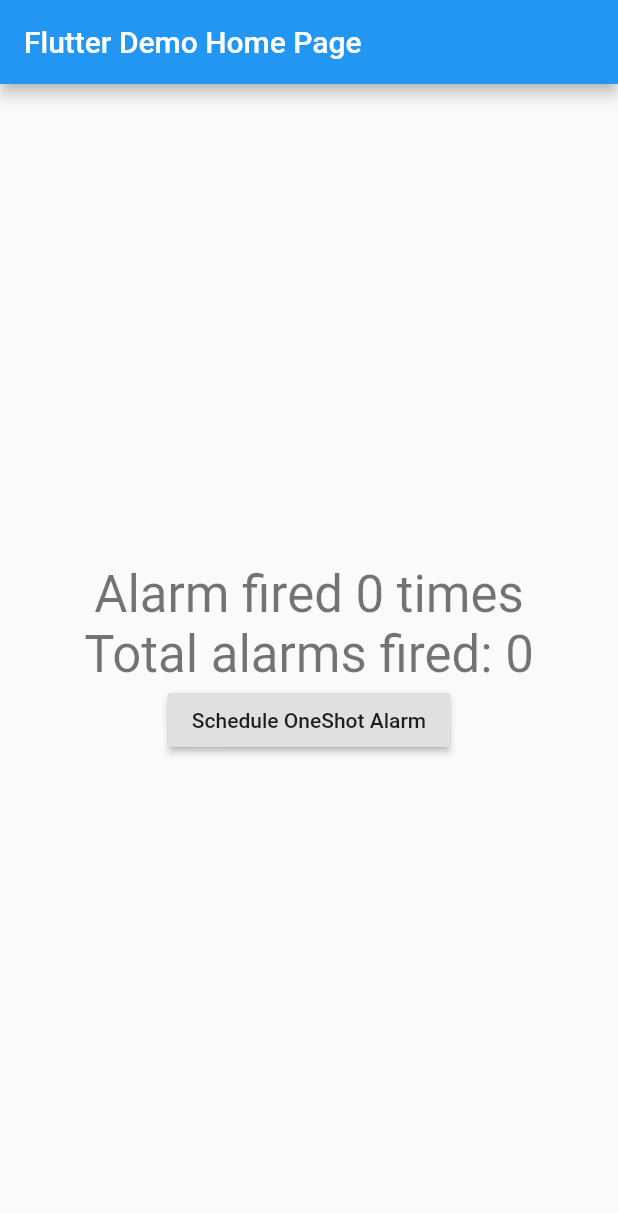
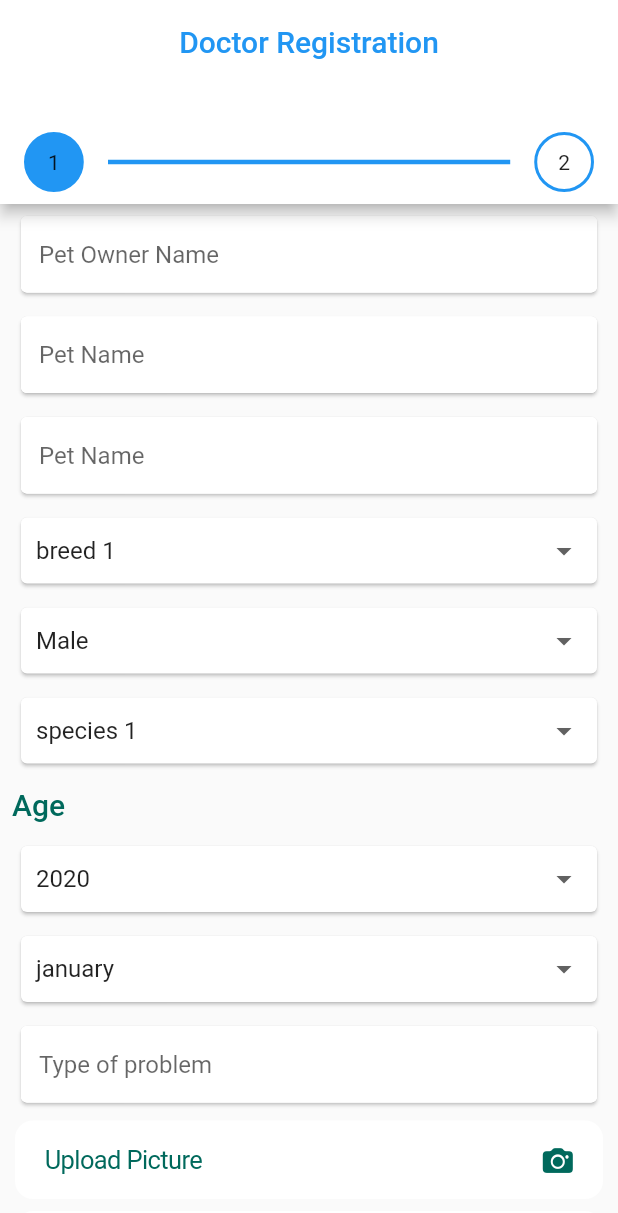
Before and after one commit to Drwt28/mustvet_doctor, a Flutter app: the screen it shows after launch, on a phone screen of 412 x 824 dp. Shown: the top 1213 px of the screen. Run offline on Flutter 3.47's test engine with Material 2 defaults, Android fonts, the phone set to English and light mode, and no system bars; our stand-ins replace font_awesome_flutter, liquid_swipe, permission_handler, shared_preferences; missing offline and left inert: agora_rtc_engine, android_alarm_manager, shared_preferences_web.

Commit message:
Initial Commit

```diff
--- a/lib/Screens/DoctorRegistration.dart
+++ b/lib/Screens/DoctorRegistration.dart
@@ -0,0 +1,119 @@
+import 'package:doctor/CustomWidgets.dart';
+import 'package:flutter/cupertino.dart';
+import 'package:flutter/material.dart';
+
+import 'Constant.dart';
+
+class DoctorRegistration extends StatefulWidget {
+  @override
+  _DoctorRegistrationState createState() => _DoctorRegistrationState();
+}
+
+class _DoctorRegistrationState extends State<DoctorRegistration> {
+
+
+  int step = 0;
+
+  @override
+  Widget build(BuildContext context) {
+    return SafeArea(
+      child: Scaffold(
+        appBar: AppBar(
+          centerTitle: true,
+
+          backgroundColor: Colors.white,
+          title: Text("Doctor Registration",style: Theme.of(context).textTheme.headline6.copyWith(color: Theme.of(context).primaryColor),),
+          bottom: PreferredSize(
+            child: ListTile(
+              title: Container(
+                height: 3,
+                color: Theme.of(context).primaryColor,
+              ),
+              leading: buildSingleStep("1", step==0),
+              trailing: buildSingleStep("2", step==1),
+            ),
+            preferredSize: Size.fromHeight(80),
+          ),
+        ),
+
+        body: ListView(
+          children: [
+            CustomWidgets.CustomTextFieldValidated('Pet Owner Name', context,
+                isValidated: true, onChanged: (val) {
+
+                }),
+            CustomWidgets.CustomTextFieldValidated(
+                'Pet Name', context, isValidated: true, onChanged: (val) {
+
+            }),
+            CustomWidgets.CustomTextFieldValidated(
+                'Pet Name', context, isValidated: true, onChanged: (val) {
+
+            }),
+            Container(
+                height: 60,
+                child: CustomWidgets.CustomDropDown(list: [
+                  'breed 1',
+                  'breed 2',
+                ], onChanged: (val) {}, title: 'Pet Breed', val: 'breed 1')),
+            Container(
+                height: 60,
+                child: CustomWidgets.CustomDropDown(list: [
+                  'Male',
+                  'Female',
+                ], onChanged: (val)
+                {}, title: 'Gender', val: 'Male'))
+            ,Container(
+                height: 60,
+                child: CustomWidgets.CustomDropDown(list: [
+                  'species 1',
+                  'species 2',
+                ], onChanged: (val) {}, title: 'Species', val: 'species 1'))
+
+            ,Padding(
+              padding: const EdgeInsets.all(8.0),
+              child: Text('Age',style: Theme.of(context).textTheme.headline6.copyWith(color: primary),),
+            )
+
+            ,Container(
+                height: 60,
+                child: CustomWidgets.CustomDropDown(list: [
+                  '2020',
+                  '2021',
+                ], onChanged: (val) {}, title: 'Year', val: '2020'))
+            ,Container(
+                height: 60,
+                child: CustomWidgets.CustomDropDown(list: [
+                  'january',
+                  'february',
+                ], onChanged: (val) {}, title: 'Month', val: 'january')),
+
+            CustomWidgets.CustomTextFieldValidated('Type of problem', context,isValidated: true,onChanged: (val){
+
+            }),
+
+            CustomWidgets.CustomButtonIcon(onpressed: (){},text: 'Upload Picture',icon: CupertinoIcons.photo_camera_solid,color: primary)
+            ,    CustomWidgets.CustomButtonIcon(onpressed: (){},text: 'Upload old Prescription if Any',icon: CupertinoIcons.photo_camera_solid,color: primary)
+
+            ,CustomWidgets.CustomButtonColored(text: 'Make an Appointment',onpressed: (){},)
+          ]
+          ,
+        )
+        ,
+      ),
+    );
+  }
+
+  buildSingleStep(String text,bool selected)
+  {
+    return Container(
+      padding: EdgeInsets.all(14),
+      child: Text(text),
+      decoration: BoxDecoration(
+          color: selected?Theme.of(context).primaryColor:Colors.white,
+          border: Border.all(color: Theme.of(context).primaryColor,width: 2),
+          shape: BoxShape.circle
+      ),
+    );
+  }
+}
--- a/lib/main.dart
+++ b/lib/main.dart
@@ -1,3 +1,4 @@
+import 'package:doctor/Screens/DoctorRegistration.dart';
 import 'package:doctor/src/pages/AcceptCallScreen.dart';
 import 'package:flutter/material.dart';
 
@@ -48,7 +49,7 @@ class AcceptCallScreen extends StatelessWidget {
   Widget build(BuildContext context) {
     return MaterialApp(
       title: 'Flutter Demo',
-      home: _AlarmHomePage(title: 'Flutter Demo Home Page'),
+      home: DoctorRegistration(),
     );
   }
 }
```
Also changed, not shown: 1 other file.
